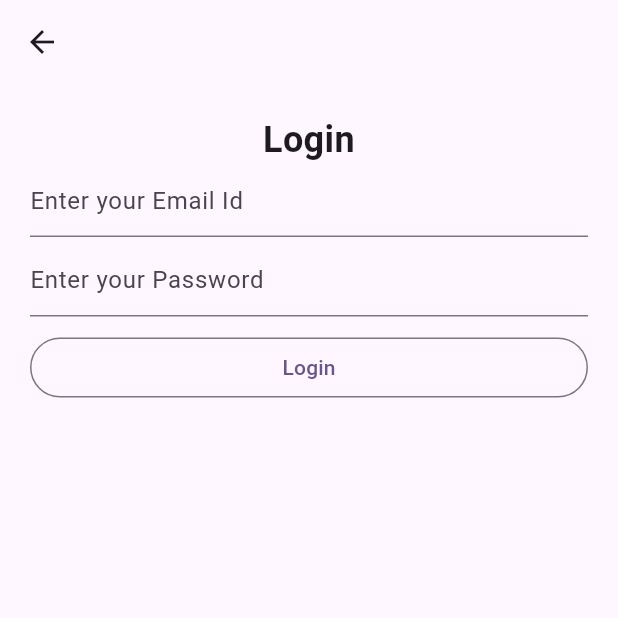
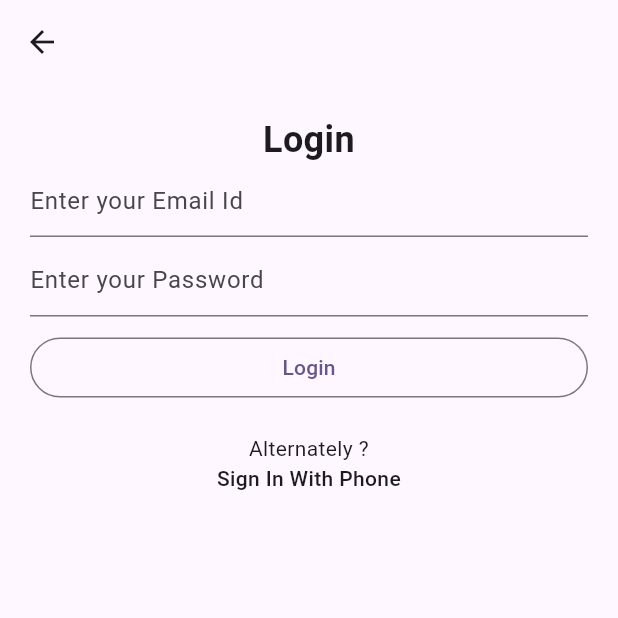
Before and after one commit to Sahilkumr/network_status_app, a Flutter app: the screen it shows after launch, on a phone screen of 412 x 824 dp, the top half of it. Run offline on Flutter 3.47's test engine with Material 3 defaults, Android fonts, the phone set to English and light mode, and no system bars; our stand-ins replace bloc, connectivity_plus, email_validator, flutter_bloc, internet_connection_checker.

Commit message:
created Signin with phone screen

```diff
--- a/lib/sign_in_user/signin_screen.dart
+++ b/lib/sign_in_user/signin_screen.dart
@@ -1,6 +1,7 @@
 import 'package:flutter/material.dart';
 import 'package:flutter_bloc/flutter_bloc.dart';
 import 'package:network_status_app/sign_in_user/signIn/bloc/signin_bloc.dart';
+import 'package:network_status_app/sign_in_user/signin_phone/singin_phone.dart';
 
 class SignInScreen extends StatelessWidget {
   const SignInScreen({super.key});
@@ -12,7 +13,10 @@ class SignInScreen extends StatelessWidget {
 
     return Scaffold(
       appBar: AppBar(),
-      body: Center(
+      body: Column(
+        mainAxisAlignment: MainAxisAlignment.spaceEvenly,
+        children: [
+          Expanded(
             child: ListView(
               physics: const NeverScrollableScrollPhysics(),
               padding: const EdgeInsets.all(20),
@@ -25,6 +29,7 @@ class SignInScreen extends StatelessWidget {
                     fontWeight: FontWeight.bold,
                   ),
                 ),
+                //email
                 TextField(
                   controller: emailController,
                   onChanged: (value) {
@@ -42,6 +47,7 @@ class SignInScreen extends StatelessWidget {
                 const SizedBox(
                   height: 5,
                 ),
+                //password
                 TextField(
                   controller: passwordController,
                   onChanged: (value) {
@@ -56,6 +62,7 @@ class SignInScreen extends StatelessWidget {
                     hintText: 'Enter your Password',
                   ),
                 ),
+                //Signin Error
                 BlocBuilder<SigninBloc, SigninState>(
                   builder: (context, state) {
                     if (State is SigninInvalidState) {
@@ -73,6 +80,8 @@ class SignInScreen extends StatelessWidget {
                   },
                 ),
                 const SizedBox(height: 10),
+
+                //Signin Button
                 BlocBuilder<SigninBloc, SigninState>(
                   builder: (context, state) {
                     return state is SinginLoadingState
@@ -94,8 +103,31 @@ class SignInScreen extends StatelessWidget {
                           );
                   },
                 ),
+
+                const SizedBox(height: 20),
+                const Text(
+                  'Alternately ?',
+                  textAlign: TextAlign.center,
+                ),
+                //Sign in with Phone
+                GestureDetector(
+                  onTap: () {
+                    Navigator.of(context).push(
+                      MaterialPageRoute(
+                        builder: (context) => const SignInWithPhoneScreen(),
+                      ),
+                    );
+                  },
+                  child: const Text(
+                    'Sign In With Phone',
+                    style: TextStyle(fontWeight: FontWeight.w500),
+                    textAlign: TextAlign.center,
+                  ),
+                ),
               ],
             ),
+          ),
+        ],
       ),
     );
   }
```
Also changed, not shown: lib/sign_in_user/signin_phone/singin_phone.dart (added, +31 -0 lines). Lines whose indentation alone changed are shown as unchanged.
